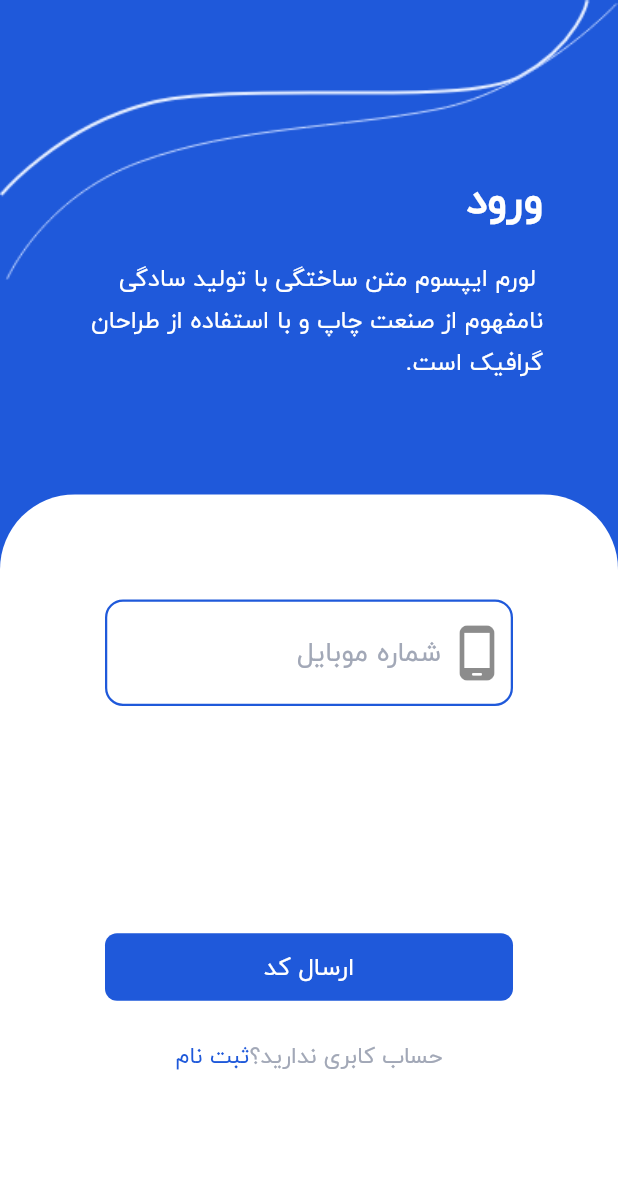
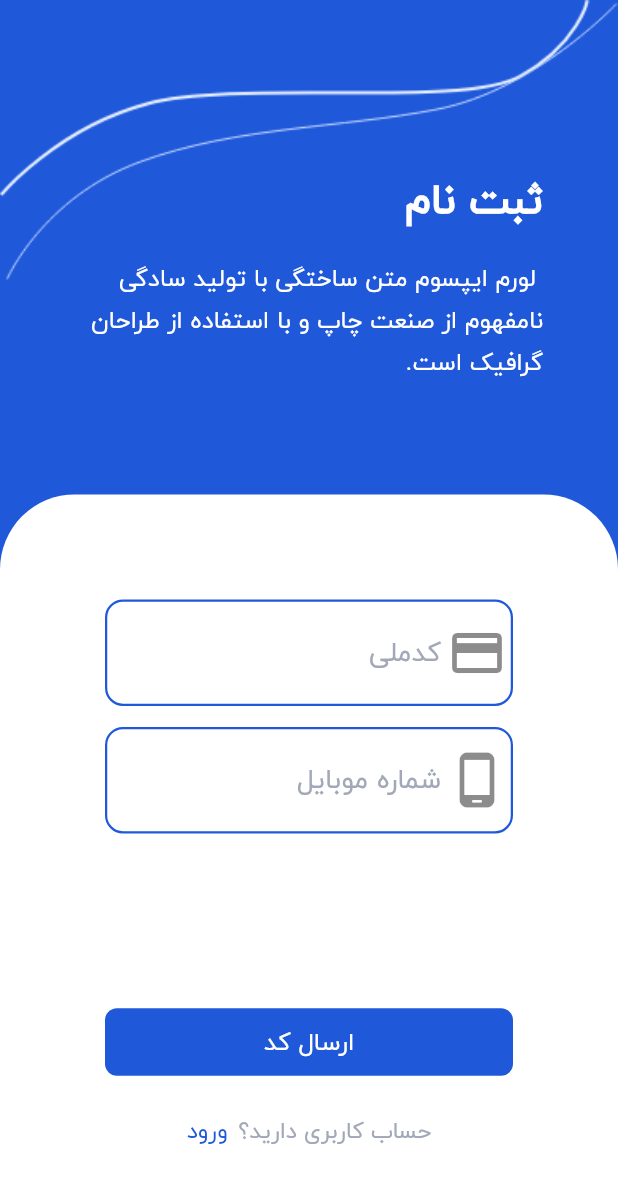
Before and after one commit to BaharBehzadipour/e_contract, a Flutter app: the screen it shows after launch, on a phone screen of 412 x 824 dp. Shown: the top 1183 px of the screen. Run offline on Flutter 3.47's test engine with Material 2 defaults, Android fonts, the phone set to English and light mode, and no system bars.

Commit message:
add SignUp page

```diff
--- /dev/null
+++ b/lib/SignUp.dart
@@ -0,0 +1,106 @@
+import 'dart:ui';
+import 'package:e_contract/Widgets/CustomBackground.dart';
+import 'package:flutter/material.dart';
+import 'package:e_contract/Widgets/CustomInput.dart';
+import 'package:e_contract/Widgets/CustomButton.dart';
+import 'package:e_contract/Widgets/TextAndButton.dart';
+
+class SinUp extends StatefulWidget {
+  const SinUp({Key? key}) : super(key: key);
+
+  @override
+  _SinUpState createState() => _SinUpState();
+}
+
+class _SinUpState extends State<SinUp> {
+  @override
+  Widget build(BuildContext context) {
+    return  Scaffold(
+      body: Center(
+        child: CustomBackground(
+          up: Container(
+            child: Padding(
+              padding: EdgeInsets.all(50),
+              child: Column(
+                mainAxisAlignment: MainAxisAlignment.center,
+                crossAxisAlignment: CrossAxisAlignment.end,
+                children: [
+                  Padding(
+                    padding: EdgeInsets.only(top: 35,bottom: 15),
+                    child: Text(
+                      "ثبت نام",
+                      style: TextStyle(
+                          color: Colors.white,
+                          fontFamily: "IranYekan" ,
+                          fontSize: 28,
+                          fontWeight:FontWeight.bold
+                      ),
+                    ),
+                  ),
+                  Text(
+                    " لورم ایپسوم متن ساختگی با تولید سادگی نامفهوم از صنعت چاپ و با استفاده از طراحان گرافیک است."
+                    ,style: TextStyle(
+                    color: Colors.white,
+                    fontFamily: "IranYekan" ,
+                    fontSize: 16,
+                  ),
+                    textDirection: TextDirection.rtl,
+                  ),
+                ],
+              ),
+            ),
+          ),
+          down: Padding(
+            padding: EdgeInsets.only(
+              top: 70,
+              right: 70,
+              left: 70,
+            ),
+            child: Container(
+              // color: Colors.purple,
+              child: Column(
+                // mainAxisAlignment: MainAxisAlignment.spaceAround,
+                children: [
+                  CustomInput(
+                    placeholder: 'کدملی',
+                    icon: Icon(
+                        Icons.credit_card,
+                        size:40
+                    ),
+                    // icon:Image.asset("images/idCard.png" )
+
+                  ) ,
+                  Padding(
+                    padding: EdgeInsets.only(top: 14),
+                    child: CustomInput(
+                      placeholder: 'شماره موبایل',
+                      icon: Icon(
+                          Icons.phone_android_rounded,
+                          size:40
+                      ),
+                    ),
+                  ) ,
+                  Padding(
+                    padding: EdgeInsets.only(top: 115,bottom: 22),
+                    child: Container(
+                      width: MediaQuery.of(context).size.width,
+                      child: CustomButton(
+                        textButton: "ارسال کد",
+                      ),
+                    ),
+                  ),
+                  TextAndButton(
+                    mainText: "حساب کاربری دارید؟",
+                    clickableText: "ورود",
+                    onClick: (){},
+                  ),
+                ],
+              ),
+            ),
+          ),
+
+        ),
+      ),
+    );
+  }
+}
--- a/lib/SinIn.dart
+++ b/lib/SinIn.dart
@@ -3,7 +3,6 @@ import 'package:e_contract/Widgets/CustomBackground.dart';
 import 'package:flutter/material.dart';
 import 'package:e_contract/Widgets/CustomInput.dart';
 import 'package:e_contract/Widgets/CustomButton.dart';
-import 'package:e_contract/Widgets/CustomBackground.dart';
 import 'package:e_contract/Widgets/TextAndButton.dart';
 
 class SinIn extends StatefulWidget {
@@ -79,7 +78,7 @@ class _SinInState extends State<SinIn> {
                 ),
               ),
                   TextAndButton(
-                      mainText: "حساب کابری ندارید؟",
+                      mainText: "حساب کاربری ندارید؟",
                       clickableText: "ثبت نام",
                   onClick: (){},
                   ),
--- a/lib/Widgets/TextAndButton.dart
+++ b/lib/Widgets/TextAndButton.dart
@@ -28,7 +28,9 @@ class _TextAndButtonState extends State<TextAndButton> {
           ),
           onTap:(){ widget.onClick;},
         ),
-        Text(
+        Padding(
+          padding: EdgeInsets.only(left: 7),
+          child: Text(
               widget.mainText,
               style: TextStyle(
                 color: Color.fromRGBO(162, 168, 183, 1),
@@ -36,6 +38,7 @@ class _TextAndButtonState extends State<TextAndButton> {
                 fontSize: 15,
 
               ),
+          ),
         )
       ],
     );
--- a/lib/main.dart
+++ b/lib/main.dart
@@ -1,3 +1,4 @@
+import 'package:e_contract/SignUp.dart';
 import 'package:flutter/material.dart';
 import 'package:e_contract/SinIn.dart';
 
@@ -10,10 +11,8 @@ class MainMaterial extends StatelessWidget {
   Widget build(BuildContext context) {
     return MaterialApp(
         debugShowCheckedModeBanner: false,
-        // home: CustomCalendar(),
-        home:SinIn()
-      // home:Profile()
-      // home:Patogh()
+        home:SinUp()
+
     );
   }
 }
--- a/pubspec.yaml
+++ b/pubspec.yaml
@@ -60,6 +60,7 @@ flutter:
   # To add assets to your application, add an assets section, like this:
   assets:
     - images/lineOfBackground.png
+    - images/idCard.png
   #   - images/a_dot_ham.jpeg
 
   # An image asset can refer to one or more resolution-specific "variants", see
```
Also changed, not shown: images/idCard.png (added). Lines whose indentation alone changed are shown as unchanged.
